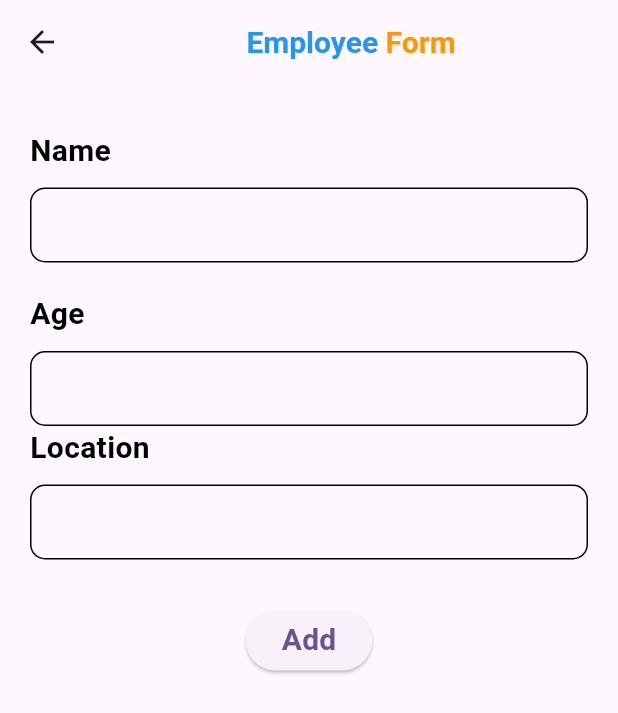
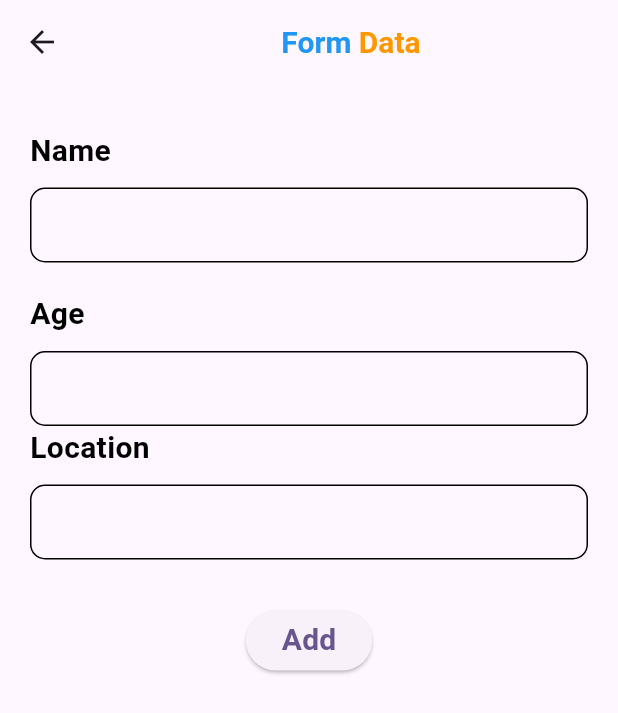
Before and after one commit to RianiDestianti/Flutter-CRUDFirebase, a Flutter app: the Employee screen opened directly, on a phone screen of 412 x 824 dp. Shown: the top 713 px of the screen. Run offline on Flutter 3.47's test engine with Material 3 defaults, Android fonts, the phone set to English and light mode, and no system bars; our stand-ins replace cloud_firestore, firebase_core, fluttertoast, random_string; accounts and stored records are empty.

```diff
--- a/lib/pages/employee.dart
+++ b/lib/pages/employee.dart
@@ -23,7 +23,7 @@ class _EmployeeState extends State<Employee> {
           mainAxisAlignment: MainAxisAlignment.center,
           children: [
             Text(
-              "Employee",
+              "Form",
               style: TextStyle(
                 color: Colors.blue,
                 fontSize: 20.0,
@@ -32,7 +32,7 @@ class _EmployeeState extends State<Employee> {
             ),
             SizedBox(width: 5),
             Text(
-              "Form",
+              "Data",
               style: TextStyle(
                 color: Colors.orange,
                 fontSize: 20.0,
```
